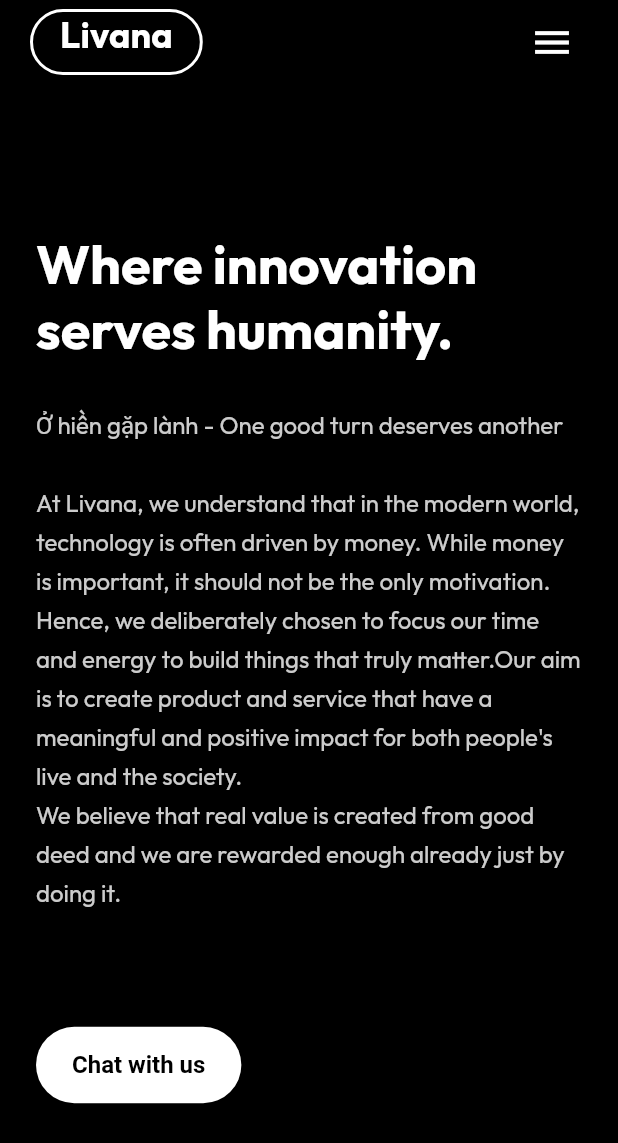
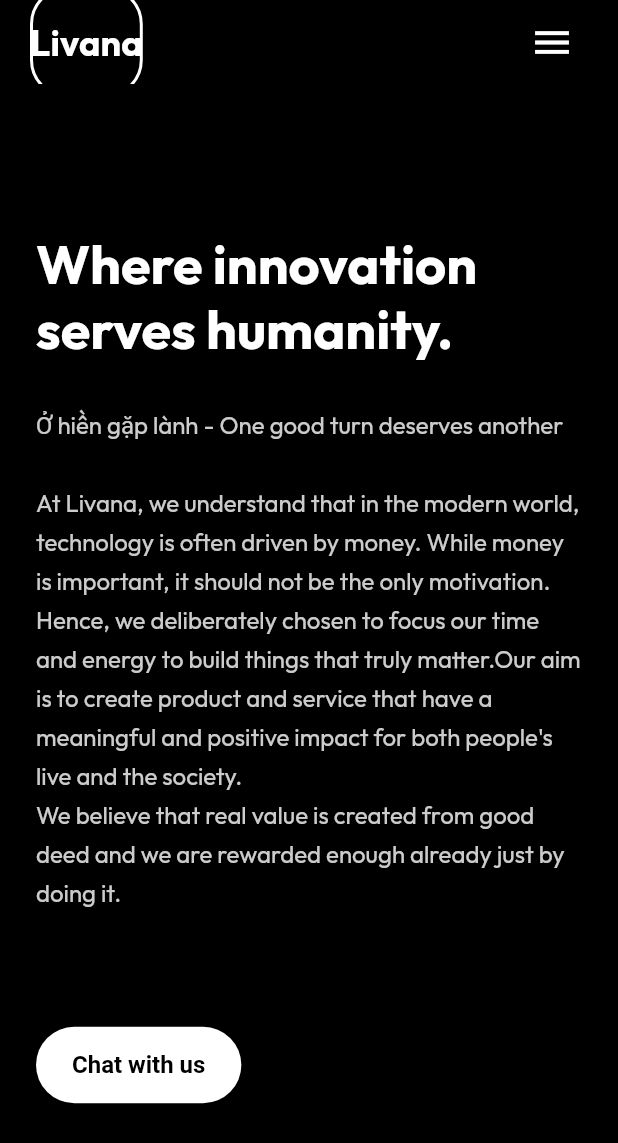
Before and after one commit to nhuquan/livana-home, a Flutter app: the screen it shows after launch, on a phone screen of 412 x 824 dp. Shown: the top 1143 px of the screen. Run offline on Flutter 3.47's test engine with Material 3 defaults, Android fonts, the phone set to English and light mode, and no system bars; our stand-ins replace google_fonts, supabase_flutter; accounts and stored records are empty.

Commit message:
fix button again

```diff
--- a/lib/main.dart
+++ b/lib/main.dart
@@ -160,7 +160,7 @@ class ResponsiveAppBar extends StatelessWidget implements PreferredSizeWidget {
             shape: RoundedRectangleBorder(
               borderRadius: BorderRadius.circular(25.0), // Adjust corner radius
             ),
-            padding: EdgeInsets.only(top: 0, right: 20, bottom: 10, left: 20),
+            padding: EdgeInsets.symmetric(vertical: 20, horizontal: 0),
             // padding: EdgeInsets.only(bottom: 10, left: 20, right: 20),
             // You can also set minimumSize, backgroundColor (for fill), etc.
             // backgroundColor: Colors.deepPurple.withOpacity(0.1), // Optional: subtle background
```
Also changed, not shown: 4 other files.
